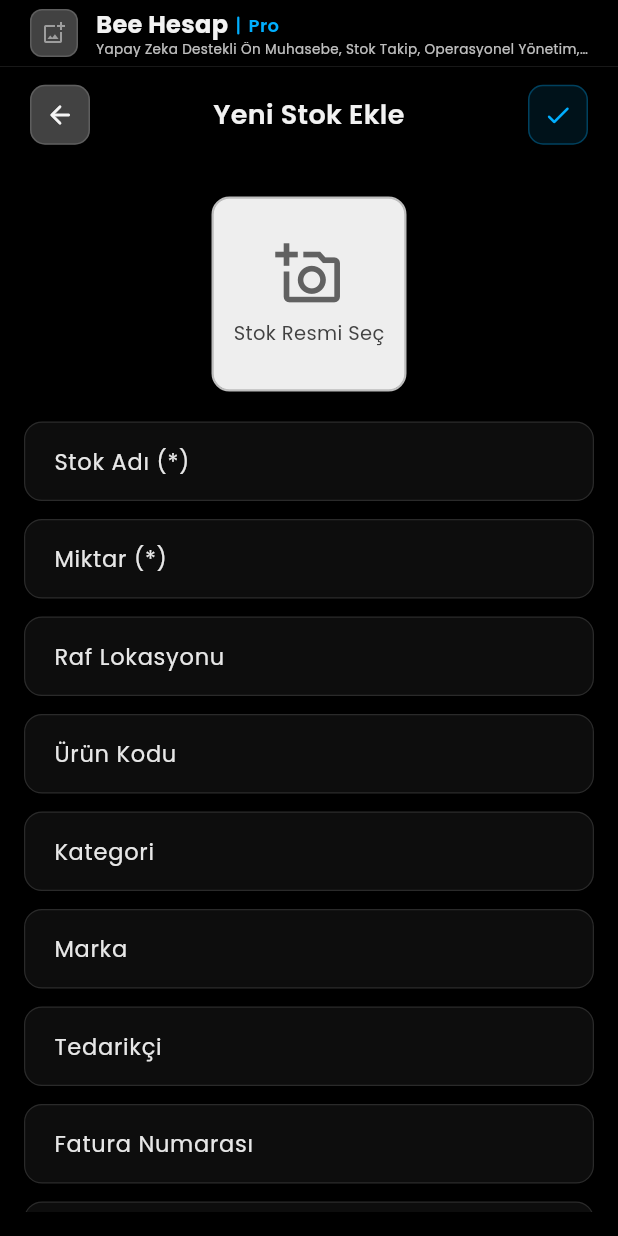
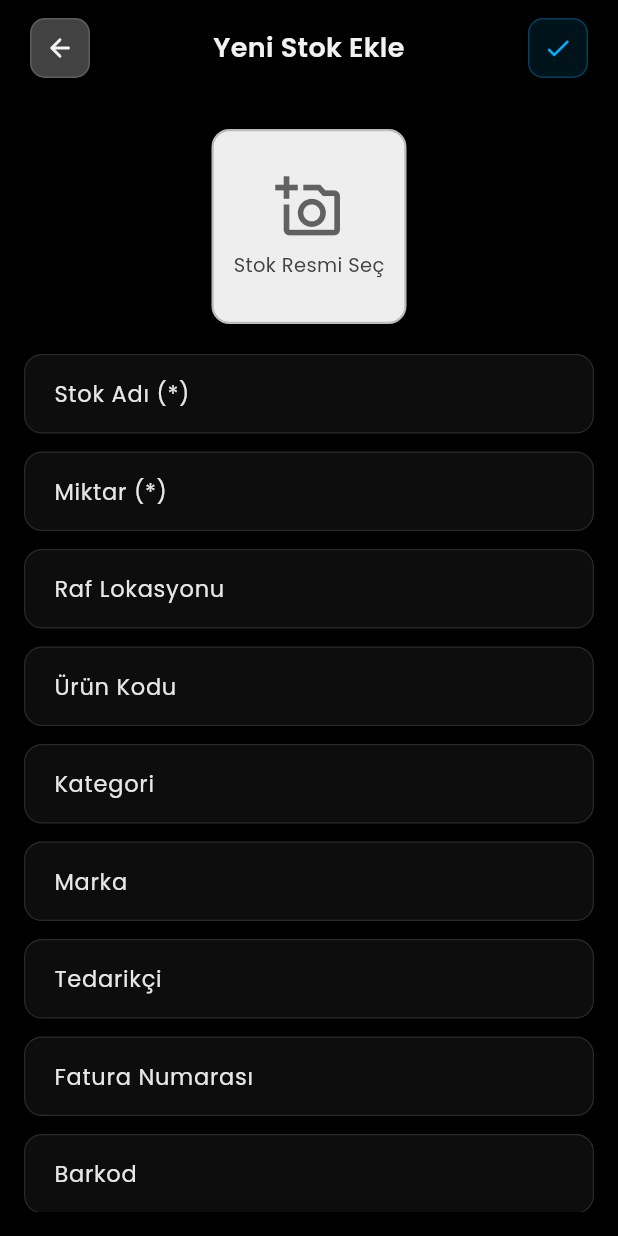
Before and after one commit to goktugyigit/easy_stock_app, a Flutter app: the AddEditStockPage screen opened directly, on a phone screen of 412 x 824 dp. Run offline on Flutter 3.47's test engine with Material 3 defaults, Android fonts, the light colour scheme and no system bars; our stand-ins replace another_flushbar, image_picker, shared_preferences; missing offline and left inert: mobile_scanner; accounts and stored records are empty.

Commit message:
HEADER SILINDI

```diff
--- a/lib/screens/add_edit_stock_page.dart
+++ b/lib/screens/add_edit_stock_page.dart
@@ -487,9 +487,6 @@ class _AddEditStockPageState extends State<AddEditStockPage> {
         showSaveButton: true,
         centerTitle: true,
         onSavePressed: _isLoading ? null : _doSaveForm,
-        onLogoTap: () => ScaffoldMessenger.of(context).showSnackBar(
-          const SnackBar(content: Text('Logo seçme özelliği yakında!')),
-        ),
       ),
       body: (_isLoading && !_areWarehousesAndShopsLoaded)
           ? const Center(child: CircularProgressIndicator())
--- a/lib/screens/home_page_with_search.dart
+++ b/lib/screens/home_page_with_search.dart
@@ -390,7 +390,6 @@ class _HomePageWithSearchState extends State<HomePageWithSearch> {
           onBarcodeScan: _scanBarcode,
           onFilterTap: _showAdvancedFilter,
           onSearchCancel: _cancelSearch,
-          onLogoTap: _selectLogo,
           isSearchFocused: _isSearchFocused,
           searchHint: 'Stok ara, barkod tara...',
         ),
--- a/lib/screens/settings_page.dart
+++ b/lib/screens/settings_page.dart
@@ -118,9 +118,6 @@ class _SettingsPageState extends State<SettingsPage> {
         showSaveButton: true,
         centerTitle: true,
         onSavePressed: _isLoading ? null : _saveSettings,
-        onLogoTap: () => ScaffoldMessenger.of(context).showSnackBar(
-          const SnackBar(content: Text('Logo seçme özelliği yakında!')),
-        ),
       ),
       body: _isLoading
           ? const Center(child: CircularProgressIndicator())
--- a/lib/screens/stock_list_page.dart
+++ b/lib/screens/stock_list_page.dart
@@ -221,7 +221,6 @@ class _StockListPageState extends State<StockListPage> {
           title: 'Stok Listesi',
           showBackButton: true,
           centerTitle: true,
-          onLogoTap: _selectLogo,
         ),
         body: const Center(child: CircularProgressIndicator()),
       );
@@ -239,7 +238,6 @@ class _StockListPageState extends State<StockListPage> {
             showAddButton: true,
             centerTitle: true,
             onAddPressed: () => _navigateToAddEdit(),
-            onLogoTap: _selectLogo,
           ),
           body: CustomScrollView(
             // iOS refresh için gerekli physics
--- a/lib/widgets/corporate_header.dart
+++ b/lib/widgets/corporate_header.dart
@@ -15,7 +15,6 @@ class CorporateHeader extends StatelessWidget implements PreferredSizeWidget {
   final bool isSearchFocused;
   final String searchHint;
   final List<Widget>? additionalActions;
-  final VoidCallback? onLogoTap; // Logo tıklama için
 
   // Yeni parametreler
   final bool showBackButton;
@@ -40,7 +39,6 @@ class CorporateHeader extends StatelessWidget implements PreferredSizeWidget {
     this.isSearchFocused = false,
     this.searchHint = 'Ara...',
     this.additionalActions,
-    this.onLogoTap,
     this.showBackButton = false,
     this.onBackPressed,
     this.showSaveButton = false,
@@ -69,9 +67,6 @@ class CorporateHeader extends StatelessWidget implements PreferredSizeWidget {
         child: Column(
           mainAxisSize: MainAxisSize.min, // Overflow önlemek için
           children: [
-            // KURUMSAL BRAND HEADER - BEE HESAP (Küçük)
-            _buildCompactCorporateHeader(context),
-
             // SEARCH VE ACTION BUTTONS AREA
             if (showSearchBar)
               _buildSearchWithActionsSection(context)
@@ -342,106 +337,6 @@ class CorporateHeader extends StatelessWidget implements PreferredSizeWidget {
     );
   }
 
-  // Kompakt Kurumsal Header - Küçültülmüş versiyon
-  Widget _buildCompactCorporateHeader(BuildContext context) {
-    return Container(
-      width: double.infinity,
-      padding: const EdgeInsets.symmetric(
-          horizontal: 20.0, vertical: 6.0), // Daha da küçültüldü
-      decoration: BoxDecoration(
-        border: Border(
-          bottom: BorderSide(
-            color: Colors.grey.withValues(alpha: 0.2),
-            width: 0.5,
-          ),
-        ),
-      ),
-      child: Row(
-        children: [
-          // Logo Area - Resim seçilebilir
-          GestureDetector(
-            onTap: onLogoTap,
-            child: Container(
-              width: 32,
-              height: 32,
-              decoration: BoxDecoration(
-                color: Colors.grey[800],
-                borderRadius: BorderRadius.circular(8),
-                border: Border.all(
-                  color: Colors.grey.withValues(alpha: 0.3),
-                  width: 1,
-                ),
-              ),
-              child: const Icon(
-                Icons.add_photo_alternate_outlined,
-                color: Colors.grey,
-                size: 16,
-              ),
-            ),
-          ),
-          const SizedBox(width: 12),
-
-          // Brand name ve açıklama - Küçük
-          Expanded(
-            child: Column(
-              crossAxisAlignment: CrossAxisAlignment.start,
-              children: [
-                // Ana brand
-                Row(
-                  children: [
-                    Text(
-                      'Bee Hesap',
-                      style: TextStyle(
-                        color: AppTheme.primaryTextColor,
-                        fontSize: 16, // Küçültüldü
-                        fontWeight: FontWeight.bold,
-                        fontFamily: 'Poppins',
-                      ),
-                    ),
-                    Container(
-                      margin: const EdgeInsets.symmetric(horizontal: 6),
-                      width: 1.5,
-                      height: 12,
-                      decoration: BoxDecoration(
-                        color: AppTheme.primaryColor,
-                        borderRadius: BorderRadius.circular(1),
-                      ),
-                    ),
-                    Text(
-                      'Pro',
-                      style: TextStyle(
-                        color: AppTheme.primaryColor,
-                        fontSize: 12, // Küçültüldü
-                        fontWeight: FontWeight.w600,
-                        fontFamily: 'Poppins',
-                      ),
-                    ),
-                  ],
-                ),
-
-                // Service description - Daha küçük yazı
-                Text(
-                  'Yapay Zeka Destekli Ön Muhasebe, Stok Takip, Operasyonel Yönetim, Analiz',
-                  style: TextStyle(
-                    color: AppTheme.secondaryTextColor,
-                    fontSize: 9, // Küçültüldü
-                    fontWeight: FontWeight.w400,
-                    fontFamily: 'Poppins',
-                    height: 1.1,
-                  ),
-                  maxLines: 1,
-                  overflow: TextOverflow.ellipsis,
-                ),
-              ],
-            ),
-          ),
-
-          // (additionalActions kaldırıldı - header üzerinde buton yok)
-        ],
-      ),
-    );
-  }
-
   // Regular header (diğer sayfalar için)
   Widget _buildRegularHeader(BuildContext context) {
     return Container(
@@ -594,8 +489,7 @@ class CorporateHeader extends StatelessWidget implements PreferredSizeWidget {
         .padding
         .top;
 
-    // Compact corporate brand header - Daha da küçültüldü
-    height += 45; // 50'den 45'e
+    // Header kaldırıldı - artık yükseklik eklenmez
 
     if (showSearchBar) {
       // Search section height - Daha da küçültüldü
```
Also changed, not shown: lib/providers/theme_provider.dart (added, +231 -0 lines), lib/screens/theme_selection_page.dart (added, +219 -0 lines).
